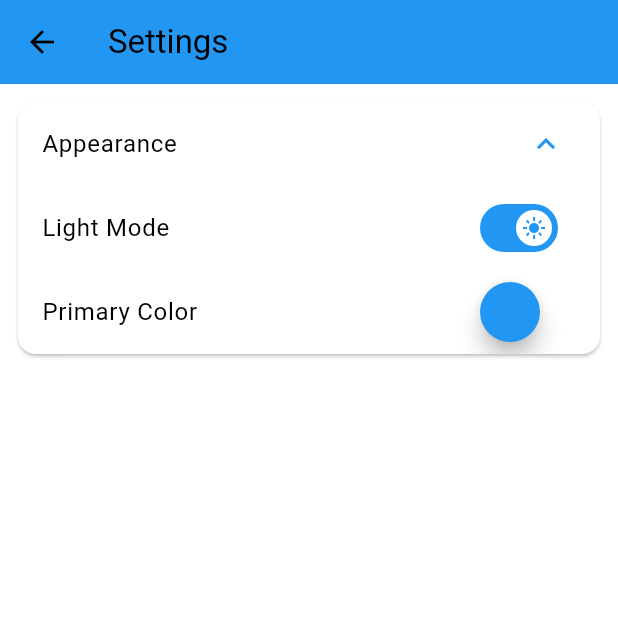
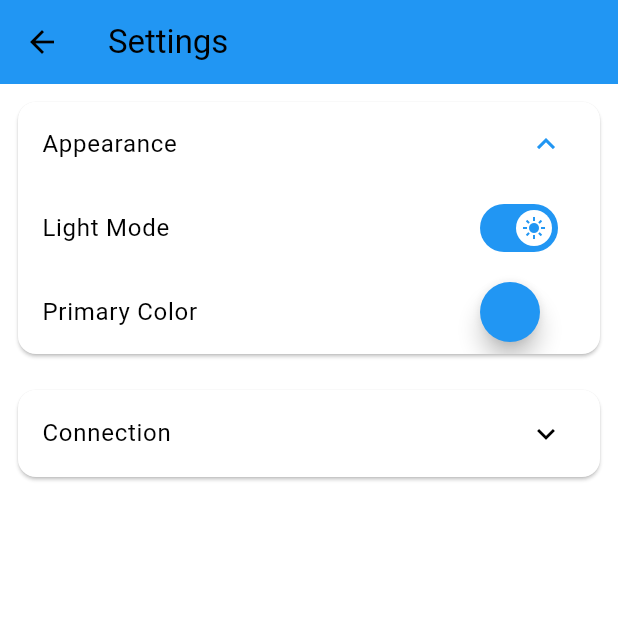
Before and after one commit to hodgeswt/Wiktionary, a Flutter app: the screen it shows after launch, after a tap on the "settings" icon, on a phone screen of 412 x 824 dp, the top half of it. Run offline on Flutter 3.47's test engine with Material 2 defaults, Android fonts, the light colour scheme and no system bars; our stand-ins replace dio, flutter_colorpicker, shared_preferences; network calls fail.

Commit message:
Add options for API connection

```diff
--- a/lib/constants/dynamic_theme.dart
+++ b/lib/constants/dynamic_theme.dart
@@ -1,5 +1,5 @@
 import 'package:flutter/material.dart';
-import 'package:wiktionary/constants/settings.dart';
+import 'package:wiktionary/settings.dart';
 
 class DynamicTheme {
   const DynamicTheme._();
--- a/lib/constants/settings.dart
+++ /dev/null
@@ -1,17 +0,0 @@
-import 'package:flutter/material.dart';
-
-class Settings {
-  Settings._();
-
-  static const bool defaultDarkMode = false;
-  static const Color defaultColor = Colors.blue;
-
-  static bool darkMode = defaultDarkMode;
-  static Color color = defaultColor;
-
-  static ColorScheme getColorScheme() {
-    return darkMode
-        ? ColorScheme.dark(primary: color)
-        : ColorScheme.light(primary: color);
-  }
-}
--- a/lib/constants/strings.dart
+++ b/lib/constants/strings.dart
@@ -10,6 +10,7 @@ class Strings {
   static const String okButton = "OK";
   static const String cancelButton = "Cancel";
   static const String backButton = "Back";
+  static const String saveConnectionButton = "Save Connection";
 
   static const String error = "Error loading data";
   static const String noResults = "No results found for";
@@ -24,8 +25,15 @@ class Strings {
   static const String serachContextText = "Search with Wiktionary";
 
   static const String appearanceTitle = "Appearance";
+  static const String connectionTitle = "Connection";
   static const String lightModeText = "Light Mode";
   static const String colorText = "Primary Color";
+  static const String apiHostLabel = "API Hostname";
+  static const String apiPortLabel = "API Port";
+
+  static const String nonNullFieldError = "This field cannot be empty.";
+  static const String unsavedFieldError = "Unsaved changes will be lost.";
+  static const String integerParseError = "This field must be a number.";
 
   static const String empty = "";
 }
--- a/lib/main.dart
+++ b/lib/main.dart
@@ -1,6 +1,6 @@
 import 'package:flutter/material.dart';
 import 'package:shared_preferences/shared_preferences.dart';
-import 'package:wiktionary/constants/settings.dart';
+import 'package:wiktionary/settings.dart';
 import 'package:wiktionary/constants/strings.dart';
 import 'package:wiktionary/views/main_view.dart';
 import 'package:wiktionary/widgets/rebuilder.dart';
@@ -19,12 +19,6 @@ class MyApp extends StatefulWidget {
 class _MyAppState extends State<MyApp> {
   late Future<SharedPreferences> _prefs;
 
-  void _loadPreferences(SharedPreferences prefs) {
-    Settings.darkMode = prefs.getBool("darkMode") ?? Settings.defaultDarkMode;
-    Settings.color =
-        Color(prefs.getInt("color") ?? Settings.defaultColor.value);
-  }
-
   @override
   void initState() {
     super.initState();
@@ -39,7 +33,7 @@ class _MyAppState extends State<MyApp> {
           future: _prefs,
           builder: (context, snapshot) {
             if (snapshot.hasData) {
-              _loadPreferences(snapshot.data!);
+              Settings.loadPreferences(snapshot.data!);
             }
 
             return MaterialApp(
--- /dev/null
+++ b/lib/settings.dart
@@ -0,0 +1,29 @@
+import 'package:flutter/material.dart';
+import 'package:shared_preferences/shared_preferences.dart';
+
+class Settings {
+  Settings._();
+
+  static const bool defaultDarkMode = false;
+  static const Color defaultColor = Colors.blue;
+  static const String defaultApiHost = "localhost";
+  static const String defaultApiPort = "8671";
+
+  static bool darkMode = defaultDarkMode;
+  static Color color = defaultColor;
+  static String apiHost = defaultApiHost;
+  static String apiPort = defaultApiPort;
+
+  static ColorScheme getColorScheme() {
+    return darkMode
+        ? ColorScheme.dark(primary: color)
+        : ColorScheme.light(primary: color);
+  }
+
+  static void loadPreferences(SharedPreferences preferences) {
+    darkMode = preferences.getBool("darkMode") ?? defaultDarkMode;
+    color = Color(preferences.getInt("color") ?? defaultColor.value);
+    apiHost = preferences.getString("apiHost") ?? defaultApiHost;
+    apiPort = preferences.getString("apiPort") ?? defaultApiPort;
+  }
+}
--- a/lib/views/results_view.dart
+++ b/lib/views/results_view.dart
@@ -5,6 +5,7 @@ import 'package:wiktionary/api/dio_client.dart';
 
 class ResultsView extends StatefulWidget {
   const ResultsView({super.key, required this.searchTerm});
+
   final String searchTerm;
 
   @override
--- a/lib/views/settings_view.dart
+++ b/lib/views/settings_view.dart
@@ -2,10 +2,11 @@ import 'package:flutter/material.dart';
 import 'package:flutter_colorpicker/flutter_colorpicker.dart';
 import 'package:shared_preferences/shared_preferences.dart';
 import 'package:wiktionary/constants/numbers.dart';
-import 'package:wiktionary/constants/settings.dart';
+import 'package:wiktionary/settings.dart';
 import 'package:wiktionary/constants/strings.dart';
 import 'package:wiktionary/widgets/rebuilder.dart';
 import 'package:wiktionary/widgets/section.dart';
+import 'package:wiktionary/widgets/text_setting.dart';
 
 class SettingsView extends StatefulWidget {
   const SettingsView({super.key, required this.title});
@@ -17,18 +18,47 @@ class SettingsView extends StatefulWidget {
 }
 
 class _SettingsViewState extends State<SettingsView> {
-  late Future<SharedPreferences> _prefs;
+  late Future<SharedPreferences> _futurePrefs;
+  late SharedPreferences _prefs;
 
   bool _lightModeState = !Settings.darkMode;
   late MaterialStateProperty<Icon?> lightModeIcon;
 
   Color _colorState = Settings.color;
 
+  String _apiHost = Settings.apiHost;
+  late TextEditingController _apiHostController;
+
+  String _apiPort = Settings.apiPort;
+  late TextEditingController _apiPortController;
+
+  String _savedApiHost = Settings.apiHost;
+  String _savedApiPort = Settings.apiPort;
+
+  bool _apiHostModified = false;
+  bool _apiPortModified = false;
+
   bool _loadedPreferences = false;
 
-  void _changeColor(Color color) {
+  void _updateColor(Color color) {
     setState(() {
       _colorState = color;
+    });
+  }
+
+  void _updateApiHost(String newValue) {
+    bool modified = newValue != _savedApiHost;
+    setState(() {
+      _apiHostModified = modified;
+      _apiHost = newValue;
+    });
+  }
+
+  void _updateApiPort(String newValue) {
+    bool modified = newValue != _savedApiPort;
+    setState(() {
+      _apiPortModified = modified;
+      _apiPort = newValue;
     });
   }
 
@@ -41,7 +71,7 @@ class _SettingsViewState extends State<SettingsView> {
           content: SingleChildScrollView(
             child: ColorPicker(
               pickerColor: _colorState,
-              onColorChanged: _changeColor,
+              onColorChanged: _updateColor,
               pickerAreaHeightPercent: 0.8,
             ),
           ),
@@ -67,21 +97,35 @@ class _SettingsViewState extends State<SettingsView> {
     );
   }
 
+  void _saveConnectionPreferences() {
+    _prefs.setString("apiHost", _apiHost);
+    _prefs.setString("apiPort", _apiPort);
+
+    Settings.apiHost = _apiHost;
+    Settings.apiPort = _apiPort;
+
+    setState(() {
+      _apiHostModified = false;
+      _apiPortModified = false;
+      _savedApiHost = _apiHost;
+      _savedApiPort = _apiPort;
+    });
+  }
+
   void _loadPreferences(SharedPreferences prefs) {
     if (_loadedPreferences) {
       return;
     }
 
-    Settings.darkMode = prefs.getBool("darkMode") ?? Settings.defaultDarkMode;
-    Settings.color =
-        Color(prefs.getInt("color") ?? Settings.defaultColor.value);
+    _prefs = prefs;
+
+    Settings.loadPreferences(prefs);
 
     setState(() {
       _lightModeState = !Settings.darkMode;
-    });
-
-    setState(() {
       _colorState = Settings.color;
+      _apiHost = Settings.apiHost;
+      _apiPort = Settings.apiPort;
     });
 
     setState(() {
@@ -89,19 +133,46 @@ class _SettingsViewState extends State<SettingsView> {
     });
   }
 
+  String? _apiHostFieldValidator(String? text) {
+    if (text == null || text.isEmpty) {
+      return Strings.nonNullFieldError;
+    }
+
+    return _apiHostModified ? Strings.unsavedFieldError : null;
+  }
+
+  String? _apiPortFieldValidator(String? text) {
+    if (text == null || text.isEmpty) {
+      return Strings.nonNullFieldError;
+    }
+
+    if (int.tryParse(text) == null) {
+      return Strings.integerParseError;
+    }
+
+    return _apiPortModified ? Strings.unsavedFieldError : null;
+  }
+
   @override
   void initState() {
     super.initState();
-    _prefs = SharedPreferences.getInstance();
+
+    _apiHostController = TextEditingController(text: _apiHost);
+    _apiPortController = TextEditingController(text: _apiPort);
+
+    _futurePrefs = SharedPreferences.getInstance();
+
     lightModeIcon =
         MaterialStateProperty.resolveWith<Icon?>((Set<MaterialState> states) {
       Color color = Theme.of(context).colorScheme.primary;
       if (states.contains(MaterialState.hovered)) {
         color = Settings.darkMode ? Colors.black : Colors.white;
       }
+
       if (!states.contains(MaterialState.selected)) {
         return const Icon(Icons.dark_mode_sharp);
       }
+
       return Icon(Icons.light_mode_sharp, color: color);
     });
   }
@@ -114,13 +185,33 @@ class _SettingsViewState extends State<SettingsView> {
         title: Text(widget.title),
       ),
       body: FutureBuilder<SharedPreferences?>(
-        future: _prefs,
+        future: _futurePrefs,
         builder: (context, snapshot) {
           if (snapshot.hasData) {
             WidgetsBinding.instance.addPostFrameCallback((_) {
               _loadPreferences(snapshot.data!);
             });
 
+            return _buildSettingsView(snapshot.data!);
+          } else if (snapshot.hasError) {
+            return Text('${snapshot.error}');
+          }
+          return const Center(child: LinearProgressIndicator());
+        },
+      ),
+    );
+  }
+
+  Widget _buildSettingsView(SharedPreferences prefs) {
+    return ListView(
+      children: <Widget>[
+        _buildAppearanceSection(prefs),
+        _buildConnectionSection(prefs),
+      ],
+    );
+  }
+
+  Widget _buildAppearanceSection(SharedPreferences prefs) {
     return Section(
       title: Strings.appearanceTitle,
       content: <Widget>[
@@ -134,12 +225,10 @@ class _SettingsViewState extends State<SettingsView> {
                 value: _lightModeState,
                 onChanged: (bool val) {
                   Settings.darkMode = !val;
-                          snapshot.data!.setBool("darkMode", Settings.darkMode);
-                          setState(
-                            () {
+                  prefs.setBool("darkMode", Settings.darkMode);
+                  setState(() {
                     _lightModeState = val;
-                            },
-                          );
+                  });
 
                   Rebuilder.of(context).rebuild();
                 },
@@ -161,13 +250,13 @@ class _SettingsViewState extends State<SettingsView> {
                   child: FloatingActionButton(
                     backgroundColor: _colorState,
                     onPressed: () {
-                              _showColorPicker(snapshot.data!);
+                      _showColorPicker(prefs);
                     },
                     shape: const CircleBorder(),
                   ),
                 ),
                 onTap: () {
-                          _showColorPicker(snapshot.data!);
+                  _showColorPicker(prefs);
                 },
               ),
             ),
@@ -175,12 +264,41 @@ class _SettingsViewState extends State<SettingsView> {
         ),
       ],
     );
-          } else if (snapshot.hasError) {
-            return Text('${snapshot.error}');
   }
-          return const Center(child: LinearProgressIndicator());
-        },
+
+  Widget _buildConnectionSection(SharedPreferences prefs) {
+    return Section(
+      initiallyExpanded: false,
+      title: Strings.connectionTitle,
+      content: <Widget>[
+        TextSetting(
+          labelText: Strings.apiHostLabel,
+          controller: _apiHostController,
+          onChanged: _updateApiHost,
+          validator: _apiHostFieldValidator,
         ),
+        TextSetting(
+          labelText: Strings.apiPortLabel,
+          controller: _apiPortController,
+          onChanged: _updateApiPort,
+          validator: _apiPortFieldValidator,
+        ),
+        Row(
+          mainAxisAlignment: MainAxisAlignment.center,
+          children: <Widget>[
+            Padding(
+              padding: const EdgeInsets.symmetric(
+                horizontal: Numbers.defaultHorizontalPadding,
+                vertical: Numbers.defaultVerticalPadding,
+              ),
+              child: FilledButton(
+                onPressed: _saveConnectionPreferences,
+                child: const Text(Strings.saveConnectionButton),
+              ),
+            ),
+          ],
+        ),
+      ],
     );
   }
 }
--- a/lib/widgets/definition_data.dart
+++ b/lib/widgets/definition_data.dart
@@ -1,7 +1,7 @@
 import 'package:flutter/material.dart';
 import 'package:wiktionary/constants/dynamic_theme.dart';
 import 'package:wiktionary/constants/numbers.dart';
-import 'package:wiktionary/constants/settings.dart';
+import 'package:wiktionary/settings.dart';
 import 'package:wiktionary/constants/strings.dart';
 import 'package:wiktionary/datamodel/definition.dart';
 import 'package:wiktionary/datamodel/pronunciations.dart';
```
Also changed, not shown: lib/api/dio_client.dart (+12 -11 lines), lib/widgets/text_setting.dart (added, +80 -0 lines). Lines whose indentation alone changed are shown as unchanged.
